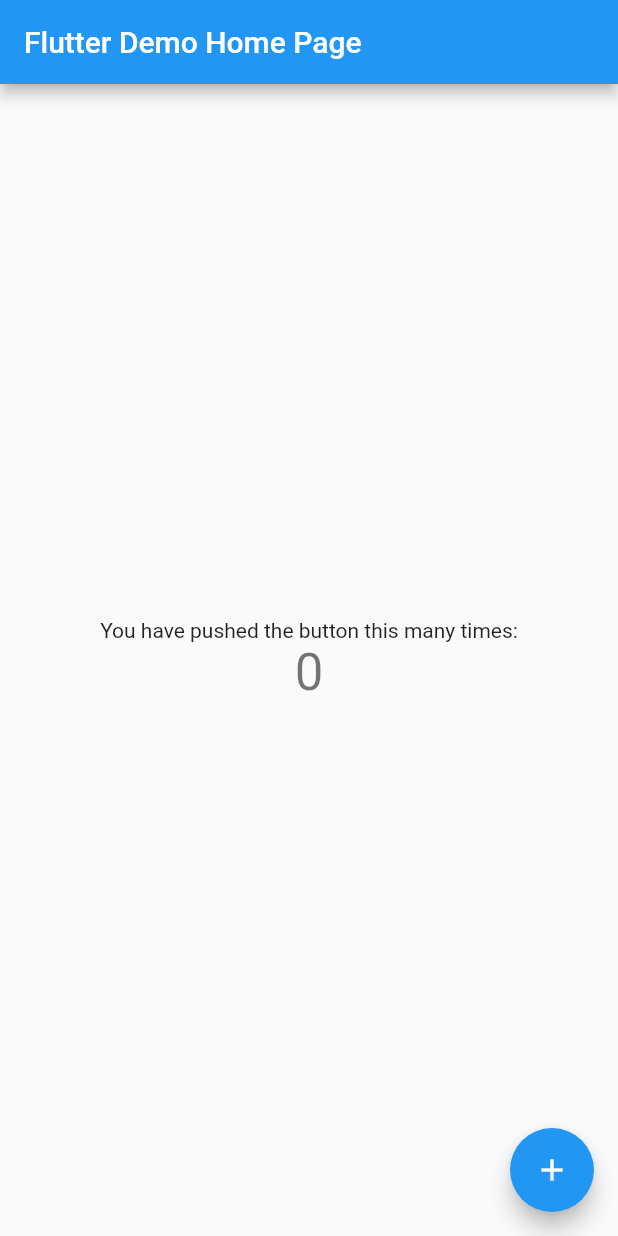
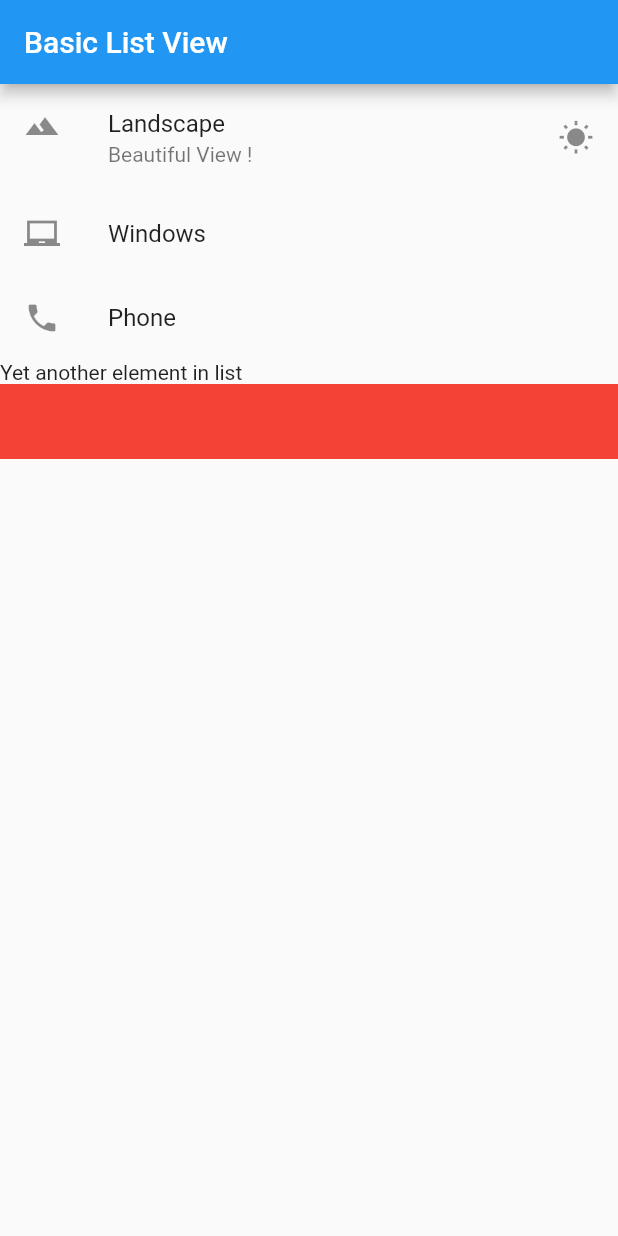
Before and after one commit to kp1930/ListView_Application_Flutter, a Flutter app: the screen it shows after launch, on a phone screen of 412 x 824 dp. Run offline on Flutter 3.47's test engine with Material 2 defaults, Android fonts, the phone set to English and light mode, and no system bars.

Commit message:
Created listView with onTap activity...

```diff
--- a/lib/main.dart
+++ b/lib/main.dart
@@ -1,111 +1,50 @@
 import 'package:flutter/material.dart';
 
-void main() => runApp(MyApp());
-
-class MyApp extends StatelessWidget {
-  // This widget is the root of your application.
-  @override
-  Widget build(BuildContext context) {
-    return MaterialApp(
-      title: 'Flutter Demo',
-      theme: ThemeData(
-        // This is the theme of your application.
-        //
-        // Try running your application with "flutter run". You'll see the
-        // application has a blue toolbar. Then, without quitting the app, try
-        // changing the primarySwatch below to Colors.green and then invoke
-        // "hot reload" (press "r" in the console where you ran "flutter run",
-        // or simply save your changes to "hot reload" in a Flutter IDE).
-        // Notice that the counter didn't reset back to zero; the application
-        // is not restarted.
-        primarySwatch: Colors.blue,
+void main() {
+  runApp(
+    MaterialApp(
+      debugShowCheckedModeBanner: false,
+      title: "Exploring UI widgets",
+      home: Scaffold(
+        appBar: AppBar(title: Text("Basic List View")),
+        body: getListView(),
       ),
-      home: MyHomePage(title: 'Flutter Demo Home Page'),
-    );
-  }
+    )
+  );
 }
 
-class MyHomePage extends StatefulWidget {
-  MyHomePage({Key key, this.title}) : super(key: key);
+Widget getListView() {
+  var listView = new ListView(
+    children: <Widget>[
 
-  // This widget is the home page of your application. It is stateful, meaning
-  // that it has a State object (defined below) that contains fields that affect
-  // how it looks.
+      ListTile(
+        leading: Icon(Icons.landscape),
+        title: Text("Landscape"),
+        subtitle: Text("Beautiful View !"),
+        trailing: Icon(Icons.wb_sunny),
+        onTap: () {
+          debugPrint("Landscape tapped");
+        },
+      ),
 
-  // This class is the configuration for the state. It holds the values (in this
-  // case the title) provided by the parent (in this case the App widget) and
-  // used by the build method of the State. Fields in a Widget subclass are
-  // always marked "final".
+      ListTile(
+        leading: Icon(Icons.laptop_chromebook),
+        title: Text("Windows"),
+      ),
 
-  final String title;
+      ListTile(
+        leading: Icon(Icons.phone),
+        title: Text("Phone"),
+      ),
 
-  @override
-  _MyHomePageState createState() => _MyHomePageState();
+      Text("Yet another element in list"),
+
+      Container(
+        color: Colors.red,
+        height: 50.0,
+      )
+
+    ],
+  );
+  return listView;
 }
-
-class _MyHomePageState extends State<MyHomePage> {
-  int _counter = 0;
-
-  void _incrementCounter() {
-    setState(() {
-      // This call to setState tells the Flutter framework that something has
-      // changed in this State, which causes it to rerun the build method below
-      // so that the display can reflect the updated values. If we changed
-      // _counter without calling setState(), then the build method would not be
-      // called again, and so nothing would appear to happen.
-      _counter++;
-    });
-  }
-
-  @override
-  Widget build(BuildContext context) {
-    // This method is rerun every time setState is called, for instance as done
-    // by the _incrementCounter method above.
-    //
-    // The Flutter framework has been optimized to make rerunning build methods
-    // fast, so that you can just rebuild anything that needs updating rather
-    // than having to individually change instances of widgets.
-    return Scaffold(
-      appBar: AppBar(
-        // Here we take the value from the MyHomePage object that was created by
-        // the App.build method, and use it to set our appbar title.
-        title: Text(widget.title),
-      ),
-      body: Center(
-        // Center is a layout widget. It takes a single child and positions it
-        // in the middle of the parent.
-        child: Column(
-          // Column is also a layout widget. It takes a list of children and
-          // arranges them vertically. By default, it sizes itself to fit its
-          // children horizontally, and tries to be as tall as its parent.
-          //
-          // Invoke "debug painting" (press "p" in the console, choose the
-          // "Toggle Debug Paint" action from the Flutter Inspector in Android
-          // Studio, or the "Toggle Debug Paint" command in Visual Studio Code)
-          // to see the wireframe for each widget.
-          //
-          // Column has various properties to control how it sizes itself and
-          // how it positions its children. Here we use mainAxisAlignment to
-          // center the children vertically; the main axis here is the vertical
-          // axis because Columns are vertical (the cross axis would be
-          // horizontal).
-          mainAxisAlignment: MainAxisAlignment.center,
-          children: <Widget>[
-            Text(
-              'You have pushed the button this many times:',
-            ),
-            Text(
-              '$_counter',
-              style: Theme.of(context).textTheme.display1,
-            ),
-          ],
-        ),
-      ),
-      floatingActionButton: FloatingActionButton(
-        onPressed: _incrementCounter,
-        tooltip: 'Increment',
-        child: Icon(Icons.add),
-      ), // This trailing comma makes auto-formatting nicer for build methods.
-    );
-  }
-}
```
